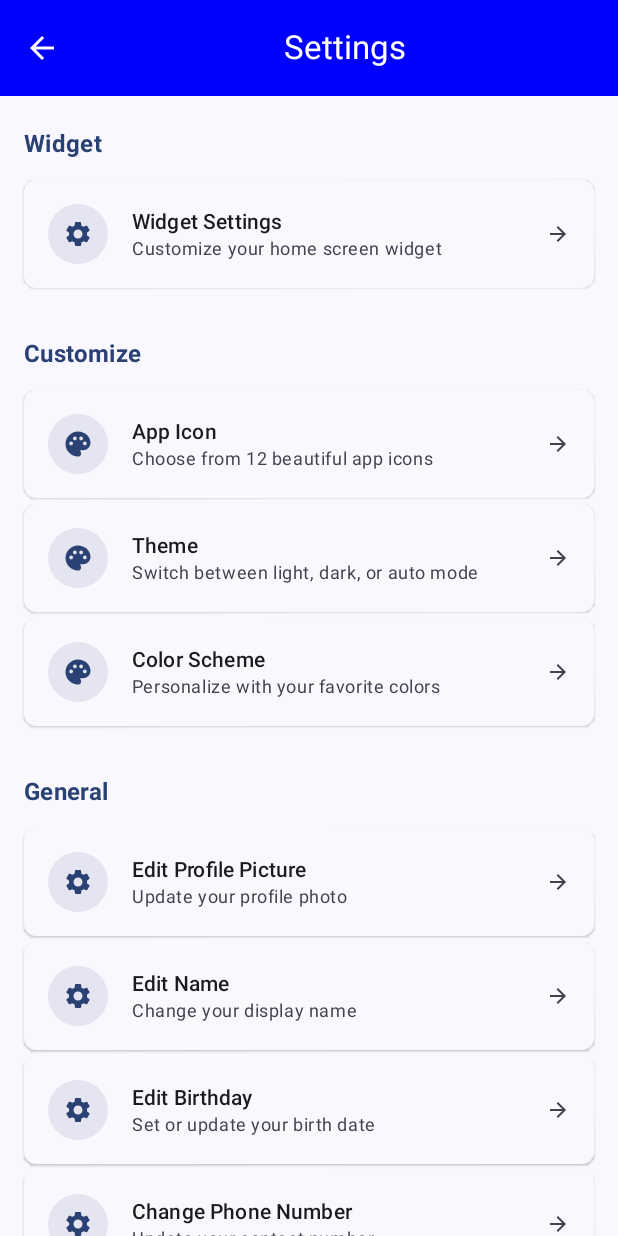
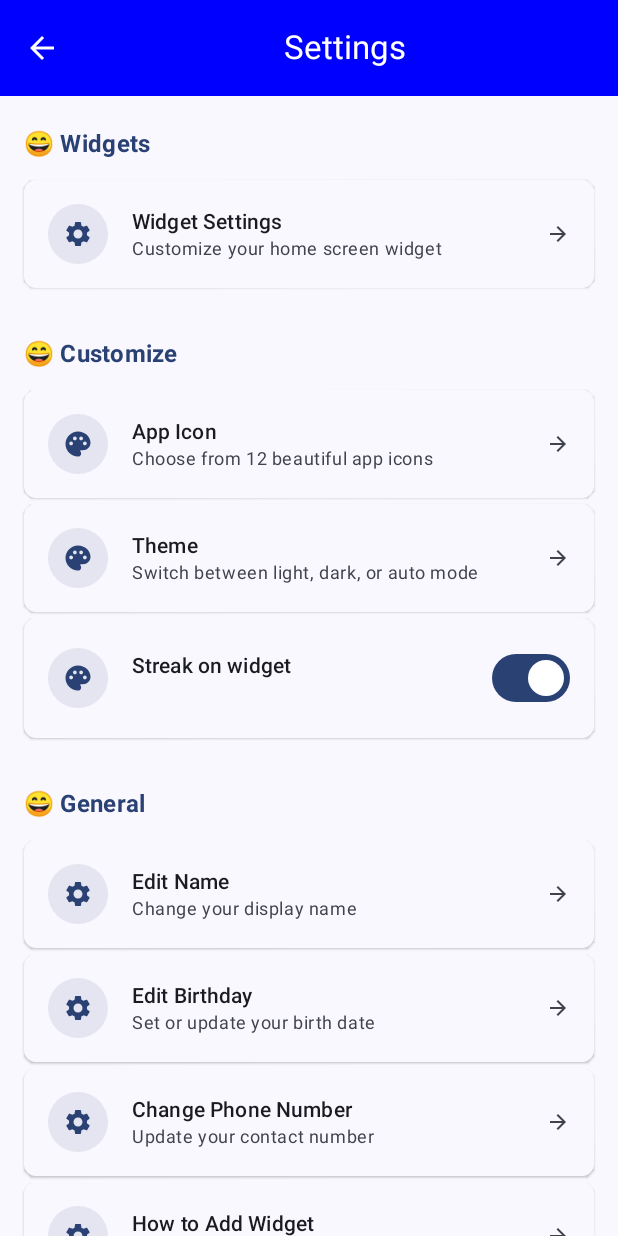
Before and after one commit to luucaohoanq/nocket-compose, an Android app built with Jetpack Compose: the SettingScreen screen opened through its navigation route, on a phone screen of 412 x 824 dp. Run offline under Robolectric (Android 15) with nearby library versions, the phone set to English and light mode, and no system bars; our stand-ins replace Dagger/Hilt's generated code.

Commit message:
feat: enhance CommonTopBar with user display and customizable back button position; add ReactionFrame and UserPill components

```diff
--- a/app/src/main/java/com/example/nocket/components/common/CommonTopBar.kt
+++ b/app/src/main/java/com/example/nocket/components/common/CommonTopBar.kt
@@ -1,17 +1,10 @@
 package com.example.nocket.components.common
 
-import androidx.compose.foundation.layout.Box
-import androidx.compose.foundation.layout.Column
-import androidx.compose.foundation.layout.RowScope
-import androidx.compose.foundation.layout.fillMaxWidth
+import androidx.compose.foundation.layout.*
 import androidx.compose.material.icons.Icons
 import androidx.compose.material.icons.automirrored.filled.ArrowBack
-import androidx.compose.material3.CenterAlignedTopAppBar
-import androidx.compose.material3.ExperimentalMaterial3Api
-import androidx.compose.material3.Icon
-import androidx.compose.material3.IconButton
-import androidx.compose.material3.Text
-import androidx.compose.material3.TopAppBarDefaults
+import androidx.compose.material.icons.automirrored.filled.ArrowForward
+import androidx.compose.material3.*
 import androidx.compose.runtime.Composable
 import androidx.compose.ui.Alignment
 import androidx.compose.ui.Modifier
@@ -20,16 +13,25 @@ import androidx.compose.ui.text.font.FontWeight
 import androidx.navigation.NavController
 import androidx.navigation.compose.rememberNavController
 import com.example.nocket.Screen
+import com.example.nocket.models.User
+
+enum class BackButtonPosition {
+    Start, End
+}
 
 @OptIn(ExperimentalMaterial3Api::class)
 @Composable
 fun CommonTopBar(
     navController: NavController = rememberNavController(),
-    title: String,
+    title: String = "Nocket",
+    user: User? = null,
     actions: @Composable RowScope.() -> Unit = {},
     bottomContent: @Composable (() -> Unit)? = null,
-    showBackButton: Boolean = true
+    showBackButton: Boolean = true,
+    backButtonPosition: BackButtonPosition = BackButtonPosition.Start
 ) {
+    val displayTitle = user?.username ?: title
+
     Column {
         CenterAlignedTopAppBar(
             title = {
@@ -38,30 +40,23 @@ fun CommonTopBar(
                     contentAlignment = Alignment.Center
                 ) {
                     Text(
-                        text = title,
+                        text = displayTitle,
                         color = Color.White,
                         fontWeight = FontWeight.Normal,
                     )
                 }
             },
             navigationIcon = {
-                if (showBackButton) {
-                    IconButton(onClick = {
-                        if (navController.previousBackStackEntry != null) {
-                            navController.popBackStack()
-                        } else {
-                            navController.navigate(Screen.Home.route)
-                        }
-                    }) {
-                        Icon(
-                            imageVector = Icons.AutoMirrored.Filled.ArrowBack,
-                            contentDescription = "Back",
-                            tint = Color.White
-                        )
-                    }
+                if (showBackButton && backButtonPosition == BackButtonPosition.Start) {
+                    BackButton(navController, backButtonPosition)
                 }
             },
-            actions = actions,
+            actions = {
+                if (showBackButton && backButtonPosition == BackButtonPosition.End) {
+                    BackButton(navController, backButtonPosition)
+                }
+                actions()
+            },
             colors = TopAppBarDefaults.topAppBarColors(
                 containerColor = Color.Blue
             )
@@ -70,3 +65,31 @@ fun CommonTopBar(
         bottomContent?.invoke()
     }
 }
+
+@Composable
+private fun BackButton(navController: NavController, backButtonPosition: BackButtonPosition) {
+    IconButton(onClick = {
+        if (navController.previousBackStackEntry != null) {
+            navController.popBackStack()
+        } else {
+            navController.navigate(Screen.Home.route)
+        }
+    }) {
+
+        if (backButtonPosition == BackButtonPosition.Start) {
+            Icon(
+                imageVector = Icons.AutoMirrored.Filled.ArrowBack,
+                contentDescription = "Back",
+                tint = Color.White
+            )
+        } else {
+            Icon(
+                imageVector = Icons.AutoMirrored.Filled.ArrowForward,
+                contentDescription = "Back",
+                tint = Color.White
+            )
+        }
+
+
+    }
+}
--- a/app/src/main/java/com/example/nocket/models/Setting.kt
+++ b/app/src/main/java/com/example/nocket/models/Setting.kt
@@ -5,9 +5,11 @@ import java.util.UUID
 data class Setting(
     val id: String = UUID.randomUUID().toString(),
     val title: String = "Setting Title",
-    val description: String = "Description not provided",
+    val description: String = "",
     val icon: String = "ICON_DEFAULT",
     val type: SettingType,
+    val isToggleable: Boolean = false,
+    val isToggled: Boolean = false
 )
 
 enum class SettingType {
--- a/app/src/main/java/com/example/nocket/ui/screen/settings/SettingScreen.kt
+++ b/app/src/main/java/com/example/nocket/ui/screen/settings/SettingScreen.kt
@@ -21,14 +21,11 @@ import androidx.compose.material.icons.automirrored.filled.ArrowForward
 import androidx.compose.material.icons.automirrored.filled.Help
 import androidx.compose.material.icons.automirrored.filled.Logout
 import androidx.compose.material.icons.filled.AccountCircle
-import androidx.compose.material.icons.filled.ArrowForward
 import androidx.compose.material.icons.filled.Block
 import androidx.compose.material.icons.filled.Delete
 import androidx.compose.material.icons.filled.Email
-import androidx.compose.material.icons.filled.Help
 import androidx.compose.material.icons.filled.Info
 import androidx.compose.material.icons.filled.Lock
-import androidx.compose.material.icons.filled.Logout
 import androidx.compose.material.icons.filled.Palette
 import androidx.compose.material.icons.filled.Phone
 import androidx.compose.material.icons.filled.Settings
@@ -47,59 +44,146 @@ import androidx.compose.ui.Modifier
 import androidx.compose.ui.graphics.vector.ImageVector
 import androidx.compose.ui.text.font.FontWeight
 import androidx.compose.ui.text.style.TextOverflow
+import androidx.compose.ui.tooling.preview.Preview
 import androidx.compose.ui.unit.dp
 import androidx.navigation.NavHostController
+import androidx.navigation.compose.rememberNavController
 import com.example.nocket.components.common.CommonTopBar
 import com.example.nocket.models.Setting
 import com.example.nocket.models.SettingType
 
 val settingList = listOf<Setting>(
-    Setting(type = SettingType.WIDGET, title = "Widget Settings", description = "Customize your home screen widget"),
+    Setting(
+        type = SettingType.WIDGET,
+        title = "Widget Settings",
+        description = "Customize your home screen widget"
+    ),
 
-    Setting(type = SettingType.CUSTOMIZE, title = "App Icon", icon = "ICON_APP", description = "Choose from 12 beautiful app icons"),
-    Setting(type = SettingType.CUSTOMIZE, title = "Theme", icon = "ICON_THEME", description = "Switch between light, dark, or auto mode"),
-    Setting(type = SettingType.CUSTOMIZE, title = "Color Scheme", icon = "ICON_COLOR", description = "Personalize with your favorite colors"),
+    Setting(
+        type = SettingType.CUSTOMIZE,
+        title = "App Icon",
+        icon = "ICON_APP",
+        description = "Choose from 12 beautiful app icons"
+    ),
+    Setting(
+        type = SettingType.CUSTOMIZE,
+        title = "Theme",
+        icon = "ICON_THEME",
+        description = "Switch between light, dark, or auto mode"
+    ),
+    Setting(
+        type = SettingType.CUSTOMIZE,
+        title = "Streak on widget",
+        icon = "ICON_COLOR",
+        isToggleable = true,
+        isToggled = true
+    ),
 
-    Setting(type = SettingType.GENERAL, title = "Edit Profile Picture", description = "Update your profile photo"),
-    Setting(type = SettingType.GENERAL, title = "Edit Name", description = "Change your display name"),
-    Setting(type = SettingType.GENERAL, title = "Edit Birthday", description = "Set or update your birth date"),
-    Setting(type = SettingType.GENERAL, title = "Change Phone Number", description = "Update your contact number"),
-    Setting(type = SettingType.GENERAL, title = "Change Email Address", description = "Update your email address"),
-    Setting(type = SettingType.GENERAL, title = "Notification Settings", description = "Manage push notifications"),
-    Setting(type = SettingType.GENERAL, title = "Language & Region", description = "Change app language"),
-    Setting(type = SettingType.GENERAL, title = "Storage & Data", description = "Manage app storage usage"),
-    Setting(type = SettingType.GENERAL, title = "How to Add Widget", description = "Step-by-step widget setup guide"),
-    Setting(type = SettingType.GENERAL, title = "Restore Purchases", description = "Restore previous premium features"),
+    Setting(
+        type = SettingType.GENERAL,
+        title = "Edit Name",
+        description = "Change your display name"
+    ),
+    Setting(
+        type = SettingType.GENERAL,
+        title = "Edit Birthday",
+        description = "Set or update your birth date"
+    ),
+    Setting(
+        type = SettingType.GENERAL,
+        title = "Change Phone Number",
+        description = "Update your contact number"
+    ),
+    Setting(
+        type = SettingType.GENERAL,
+        title = "How to Add Widget",
+        description = "Step-by-step widget setup guide"
+    ),
+    Setting(
+        type = SettingType.GENERAL,
+        title = "Restore Purchases",
+        description = "Restore previous premium features"
+    ),
 
-    Setting(type = SettingType.PRIVACY_SAFETY, title = "Blocked Accounts", description = "View and manage blocked users"),
-    Setting(type = SettingType.PRIVACY_SAFETY, title = "Account Visibility", description = "Control who can find your profile"),
-    Setting(type = SettingType.PRIVACY_SAFETY, title = "Two-Factor Authentication", description = "Add extra security to your account"),
-    Setting(type = SettingType.PRIVACY_SAFETY, title = "Privacy Choices", description = "Manage data sharing preferences"),
-    Setting(type = SettingType.PRIVACY_SAFETY, title = "Download Your Data", description = "Export your personal data"),
+    Setting(
+        type = SettingType.PRIVACY_SAFETY,
+        title = "Blocked Accounts",
+        description = "View and manage blocked users"
+    ),
+    Setting(
+        type = SettingType.PRIVACY_SAFETY,
+        title = "Account Visibility",
+        description = "Control who can find your profile"
+    ),
+    Setting(
+        type = SettingType.PRIVACY_SAFETY,
+        title = "Privacy Choices",
+        description = "Manage data sharing preferences"
+    ),
 
-    Setting(type = SettingType.SUPPORT, title = "Report a Problem", description = "Get help with technical issues"),
-    Setting(type = SettingType.SUPPORT, title = "Make a Suggestion", description = "Share ideas for new features"),
-    Setting(type = SettingType.SUPPORT, title = "Contact Support", description = "Reach out to our support team"),
-    Setting(type = SettingType.SUPPORT, title = "FAQ & Help Center", description = "Find answers to common questions"),
+    Setting(
+        type = SettingType.SUPPORT,
+        title = "Report a Problem",
+        description = "Get help with technical issues"
+    ),
+    Setting(
+        type = SettingType.SUPPORT,
+        title = "Make a Suggestion",
+        description = "Share ideas for new features"
+    ),
 
-    Setting(type = SettingType.ABOUT, title = "Follow us on TikTok", description = "@nocketapp - Latest updates & tips"),
-    Setting(type = SettingType.ABOUT, title = "Follow us on Instagram", description = "@nocketapp - Behind the scenes"),
-    Setting(type = SettingType.ABOUT, title = "Follow us on Twitter", description = "@nocketapp - News & announcements"),
-    Setting(type = SettingType.ABOUT, title = "Share Nocket", description = "Invite friends to join Nocket"),
-    Setting(type = SettingType.ABOUT, title = "Rate Nocket", description = "Leave a review on your app store"),
-    Setting(type = SettingType.ABOUT, title = "What's New", description = "Check out latest features"),
-    Setting(type = SettingType.ABOUT, title = "Terms of Service", description = "Read our terms and conditions"),
-    Setting(type = SettingType.ABOUT, title = "Privacy Policy", description = "Understand how we protect your data"),
-    Setting(type = SettingType.ABOUT, title = "Open Source Licenses", description = "View third-party licenses"),
+    Setting(
+        type = SettingType.ABOUT,
+        title = "TikTok",
+        description = "@nocketapp - Latest updates & tips"
+    ),
+    Setting(
+        type = SettingType.ABOUT,
+        title = "Instagram",
+        description = "@nocketapp - Behind the scenes"
+    ),
+    Setting(
+        type = SettingType.ABOUT,
+        title = "Twitter",
+        description = "@nocketapp - News & announcements"
+    ),
+    Setting(
+        type = SettingType.ABOUT,
+        title = "Share Nocket",
+        description = "Invite friends to join Nocket"
+    ),
+    Setting(
+        type = SettingType.ABOUT,
+        title = "Rate Nocket",
+        description = "Leave a review on your app store"
+    ),
+    Setting(
+        type = SettingType.ABOUT,
+        title = "Terms of Service",
+        description = "Read our terms and conditions"
+    ),
+    Setting(
+        type = SettingType.ABOUT,
+        title = "Privacy Policy",
+        description = "Understand how we protect your data"
+    ),
 
-    Setting(type = SettingType.DANGER_ZONE, title = "Delete Account", description = "Permanently delete your account and all data"),
-    Setting(type = SettingType.DANGER_ZONE, title = "Sign Out", description = "Sign out from all devices"),
+    Setting(
+        type = SettingType.DANGER_ZONE,
+        title = "Delete Account",
+        description = "Permanently delete your account and all data"
+    ),
+    Setting(
+        type = SettingType.DANGER_ZONE,
+        title = "Sign Out",
+        description = "Sign out from all devices"
+    ),
 )
 
 @OptIn(ExperimentalMaterial3Api::class)
 @Composable
 fun SettingScreen(
-    navController: NavHostController
+    navController: NavHostController = rememberNavController()
 ) {
     Scaffold(
         topBar = {
@@ -143,13 +227,13 @@ fun SettingScreen(
 @Composable
 fun SettingSectionHeader(settingType: SettingType) {
     val title = when (settingType) {
-        SettingType.WIDGET -> "Widget"
-        SettingType.CUSTOMIZE -> "Customize"
-        SettingType.GENERAL -> "General"
-        SettingType.PRIVACY_SAFETY -> "Privacy & Safety"
-        SettingType.SUPPORT -> "Support"
-        SettingType.ABOUT -> "About"
-        SettingType.DANGER_ZONE -> "Danger Zone"
+        SettingType.WIDGET -> "😄 Widgets"
+        SettingType.CUSTOMIZE -> "😄 Customize"
+        SettingType.GENERAL -> "😄 General"
+        SettingType.PRIVACY_SAFETY -> "😄 Privacy & Safety"
+        SettingType.SUPPORT -> "😄 Support"
+        SettingType.ABOUT -> "😄 About"
+        SettingType.DANGER_ZONE -> "😄 Danger Zone"
     }
 
     Text(
@@ -163,8 +247,12 @@ fun SettingSectionHeader(settingType: SettingType) {
 
 @OptIn(ExperimentalMaterial3Api::class)
 @Composable
-fun SettingItem(setting: Setting) {
+fun SettingItem(
+    setting: Setting,
+    onToggleChanged: (Boolean) -> Unit = {}
+) {
     val isDangerZone = setting.type == SettingType.DANGER_ZONE
+    var isToggled = setting.isToggled
 
     Card(
         modifier = Modifier.fillMaxWidth(),
@@ -176,7 +264,13 @@ fun SettingItem(setting: Setting) {
                 MaterialTheme.colorScheme.surface
         ),
         shape = RoundedCornerShape(8.dp),
-        onClick = { /* Handle setting item click */ }
+        onClick = {
+            if (setting.isToggleable) {
+                isToggled = !isToggled
+                onToggleChanged(isToggled)
+            }
+            // Handle other settings click
+        }
     ) {
         Row(
             modifier = Modifier
@@ -234,12 +328,22 @@ fun SettingItem(setting: Setting) {
             }
 
             // Arrow icon with subtle animation hint
+            if (setting.isToggleable) {
+                androidx.compose.material3.Switch(
+                    checked = isToggled,
+                    onCheckedChange = {
+                        isToggled = it
+                        onToggleChanged(it)
+                    }
+                )
+            } else {
                 Icon(
                     imageVector = Icons.AutoMirrored.Filled.ArrowForward,
                     contentDescription = "Navigate",
                     tint = MaterialTheme.colorScheme.onSurfaceVariant,
                     modifier = Modifier.size(16.dp)
                 )
+            }
         }
     }
 }
@@ -264,3 +368,9 @@ fun getSettingIcon(setting: Setting): ImageVector {
         else -> Icons.Default.Settings
     }
 }
+
+@Preview(showBackground = true)
+@Composable
+fun SettingScreenPreview() {
+    SettingScreen()
+}
```
Also changed, not shown: app/src/main/java/com/example/nocket/components/frame/message/ReactionFrame.kt (added, +92 -0 lines), app/src/main/java/com/example/nocket/components/grid/PostGrid.kt (added, +49 -0 lines), app/src/main/java/com/example/nocket/components/pill/MessagePill.kt (added, +75 -0 lines), app/src/main/java/com/example/nocket/components/pill/UserPill.kt (added, +110 -0 lines), app/src/main/java/com/example/nocket/components/topbar/SettingTopBar.kt (+20 -0 lines), app/src/main/java/com/example/nocket/preview/HomeScreenPreview.kt (+33 -1 lines), app/src/main/res/drawable/fb.png (added). Lines whose indentation alone changed are shown as unchanged.
